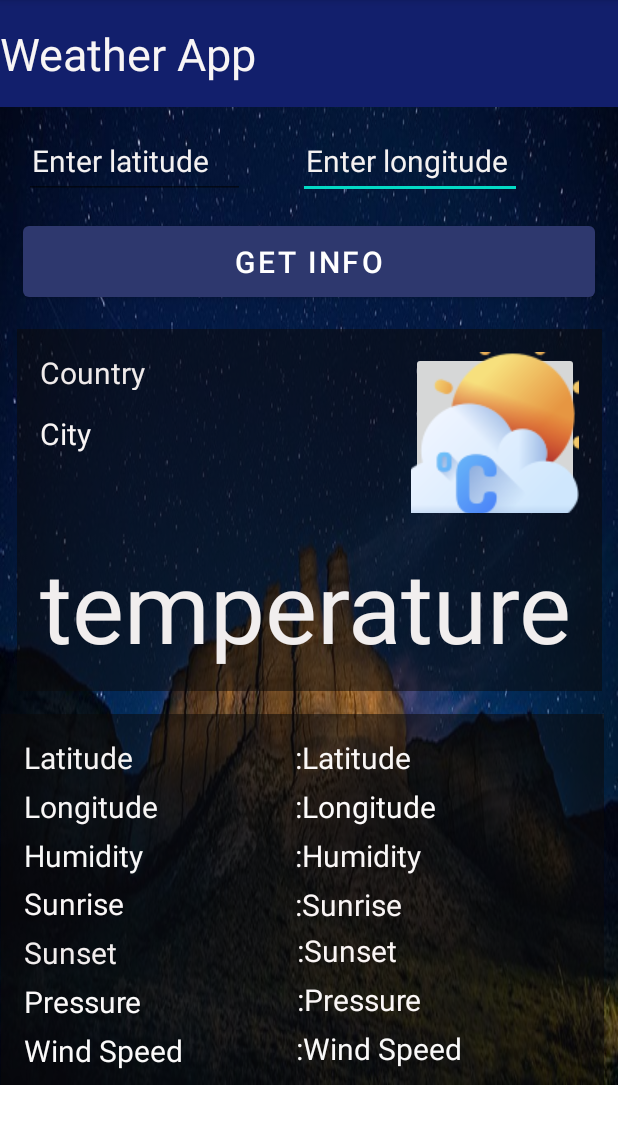
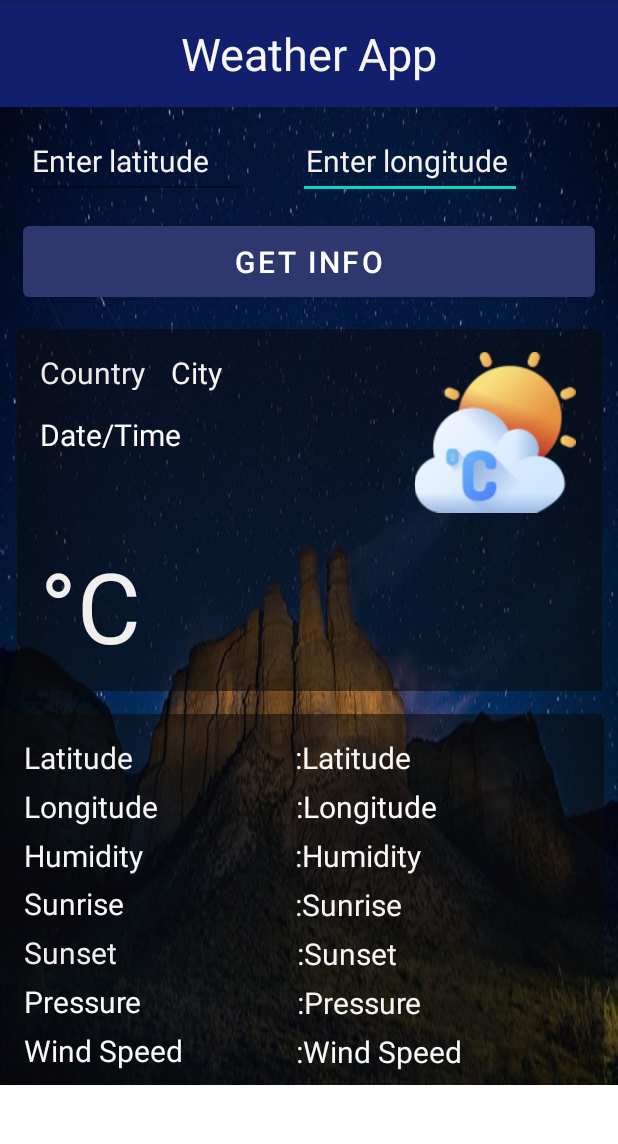
Before and after one commit to tas-wtag/myWeatherApplication, an Android app: the screen it shows after launch (MainActivity), on a phone screen of 412 x 824 dp, the part 84-1228 px from its top. Run offline under Robolectric (Android 15) with nearby library versions, the phone set to English and light mode, and no system bars; our stand-ins replace Picasso, Volley; pictures from the network do not load.

Commit message:
second commit

```diff
--- a/app/build.gradle
+++ b/app/build.gradle
@@ -33,6 +33,7 @@ dependencies {
     implementation 'androidx.appcompat:appcompat:1.2.0'
     implementation 'com.google.android.material:material:1.3.0'
     implementation 'androidx.constraintlayout:constraintlayout:2.0.4'
+    implementation 'com.google.android.gms:play-services-location:18.0.0'
     implementation 'com.android.volley:volley:1.2.0'
     testImplementation 'junit:junit:4.+'
     androidTestImplementation 'androidx.test.ext:junit:1.1.2'
--- a/app/src/main/AndroidManifest.xml
+++ b/app/src/main/AndroidManifest.xml
@@ -3,6 +3,7 @@
     package="com.example.myweather2">
     <uses-permission android:name="android.permission.INTERNET" />
     <uses-permission android:name="android.permission.ACCESS_NETWORK_STATE" />
+    <uses-permission android:name="android.permission.ACCESS_FINE_LOCATION" />
 
     <application
         android:allowBackup="true"
--- a/app/src/main/java/com/example/myweather2/MainActivity.java
+++ b/app/src/main/java/com/example/myweather2/MainActivity.java
@@ -2,8 +2,8 @@ package com.example.myweather2;
 
 import androidx.appcompat.app.AppCompatActivity;
 
+import android.annotation.SuppressLint;
 import android.os.Bundle;
-import android.util.Log;
 import android.view.View;
 import android.widget.Button;
 import android.widget.EditText;
@@ -23,7 +23,12 @@ import org.json.JSONArray;
 import org.json.JSONException;
 import org.json.JSONObject;
 
-import java.io.StringReader;
+import java.text.DateFormat;
+import java.text.SimpleDateFormat;
+import java.util.Calendar;
+import java.util.Date;
+import java.util.Locale;
+import java.util.TimeZone;
 
 public class MainActivity extends AppCompatActivity {
 
@@ -31,7 +36,15 @@ public class MainActivity extends AppCompatActivity {
     EditText editText1,editText2;
     Button button;
     ImageView imageView;
-    TextView country,city,temp;
+    TextView country,city,temp,time;
+    TextView latitude;
+    TextView longitude;
+    TextView pressure;
+    TextView humidity;
+    TextView sunrise;
+    TextView sunset;
+    TextView wind_speed;
+    public static final String IMG_URL = "https://openweathermap.org/img/w/";
 
     @Override
     protected void onCreate(Bundle savedInstanceState) {
@@ -44,6 +57,17 @@ public class MainActivity extends AppCompatActivity {
         country=findViewById(R.id.country);
         city=findViewById(R.id.city);
         temp=findViewById(R.id.temp);
+        time=findViewById(R.id.textView2);
+
+        latitude=findViewById(R.id.Latitude);
+        longitude=findViewById(R.id.Longitude);
+        humidity=findViewById(R.id.Humidity);
+        sunrise=findViewById(R.id.Sunrise);
+        sunset=findViewById(R.id.Sunset);
+        pressure=findViewById(R.id.pressure);
+        wind_speed=findViewById(R.id.WindSpeed);
+
+
 
         button.setOnClickListener(new View.OnClickListener() {
             @Override
@@ -54,6 +78,8 @@ public class MainActivity extends AppCompatActivity {
 
     }
 
+
+
     public void findweather(){
         //String city1=editText.getText().toString();
         String lat=editText1.getText().toString();
@@ -62,9 +88,11 @@ public class MainActivity extends AppCompatActivity {
 
 
         StringRequest stringRequest=new StringRequest(Request.Method.GET, url, new Response.Listener<String>() {
+            @SuppressLint("SetTextI18n")
             @Override
             public void onResponse(String response) {
             //calling api
+
 
                 try {
                     JSONObject jsonObject =new JSONObject(response);
@@ -87,6 +115,60 @@ public class MainActivity extends AppCompatActivity {
                     JSONArray jsonArray=jsonObject.getJSONArray("weather");
                     JSONObject object3=jsonArray.getJSONObject(0);
                     String img=object3.getString("icon");
+                    imageView=(ImageView) findViewById(R.id.imageButton);
+                    Picasso.get().load(IMG_URL+img+".png").into(imageView);
+
+                    //find date
+                    Calendar calender=Calendar.getInstance();
+                    SimpleDateFormat std=new SimpleDateFormat("dd/MM/yyyy \nHH:mm:ssa");
+                    //std.setTimeZone(TimeZone.getTimeZone("UTC"));
+                    String date=std.format(calender.getTime());
+                    time.setText(date);
+
+                    //find latitude
+                    JSONObject object4=jsonObject.getJSONObject("coord");
+                    double lat_find=object4.getDouble("lat");
+                    latitude.setText(lat_find+"°  N ");
+
+                    //find longitude
+                    JSONObject object5=jsonObject.getJSONObject("coord");
+                    double lon_find=object5.getDouble("lon");
+                    longitude.setText(lon_find+"°  E ");
+
+                    //find humidity
+                    JSONObject object6=jsonObject.getJSONObject("main");
+                    int hum_find=object6.getInt("humidity");
+                    humidity.setText(hum_find+" %");
+
+                    //find sunrise
+                    JSONObject object7=jsonObject.getJSONObject("sys");
+                    String sunrise_find=object7.getString("sunrise");
+                    long dv = Long.parseLong(sunrise_find)*1000;// it needs to be in milisecond
+                    Date df = new java.util.Date(dv);
+                    @SuppressLint("SimpleDateFormat") String vv = new SimpleDateFormat("hh:mma").format(df);
+                    sunrise.setText(vv);
+
+                    //find sunset
+                    JSONObject object8=jsonObject.getJSONObject("sys");
+                    String sunset_find=object8.getString("sunset");
+                    long dv2 = Long.parseLong(sunset_find)*1000;// it needs to be in milisecond
+                    Date df2 = new java.util.Date(dv2);
+                    @SuppressLint("SimpleDateFormat") String vv2 = new SimpleDateFormat("hh:mma").format(df2);
+                    sunset.setText(vv2);
+
+                    //find pressure
+                    JSONObject object9=jsonObject.getJSONObject("main");
+                    String pressure_find=object9.getString("pressure");
+                    pressure.setText(pressure_find+"  hPa");
+
+                    //find windSpeed
+                    JSONObject object10=jsonObject.getJSONObject("wind");
+                    String windSpeed_find=object10.getString("speed");
+                    wind_speed.setText(windSpeed_find+"  km/h");
+
+
+
+
 
 
                 } catch (JSONException e) {
--- a/app/src/main/res/layout/activity_main.xml
+++ b/app/src/main/res/layout/activity_main.xml
@@ -32,7 +32,7 @@
 
     <TextView
         android:id="@+id/textView"
-        android:layout_width="match_parent"
+        android:layout_width="0dp"
         android:layout_height="wrap_content"
         android:background="#121F6C"
         android:gravity="center"
@@ -122,16 +122,16 @@
             android:id="@+id/city"
             android:layout_width="wrap_content"
             android:layout_height="wrap_content"
-            android:layout_marginStart="15dp"
-            android:layout_marginLeft="15dp"
+            android:layout_marginStart="16dp"
+            android:layout_marginLeft="16dp"
             android:layout_marginTop="15dp"
             android:text="City"
             android:textColor="#F8F4F4"
             android:textSize="20sp"
-            app:layout_constraintStart_toStartOf="parent"
-            app:layout_constraintTop_toBottomOf="@+id/country" />
+            app:layout_constraintStart_toEndOf="@+id/country"
+            app:layout_constraintTop_toTopOf="parent" />
 
-        <ImageButton
+        <ImageView
             android:id="@+id/imageButton"
             android:layout_width="112dp"
             android:layout_height="107dp"
@@ -150,12 +150,25 @@
             android:layout_marginLeft="15dp"
             android:layout_marginTop="20dp"
             android:layout_marginBottom="15dp"
-            android:text="temperature"
+            android:text="°C"
             android:textColor="#F1EEEE"
             android:textSize="65sp"
             app:layout_constraintBottom_toBottomOf="parent"
             app:layout_constraintStart_toStartOf="parent"
             app:layout_constraintTop_toBottomOf="@+id/imageButton" />
+
+        <TextView
+            android:id="@+id/textView2"
+            android:layout_width="wrap_content"
+            android:layout_height="wrap_content"
+            android:layout_marginStart="15dp"
+            android:layout_marginLeft="15dp"
+            android:layout_marginTop="16dp"
+            android:text="Date/Time"
+            android:textColor="#FFFFFF"
+            android:textSize="20sp"
+            app:layout_constraintStart_toStartOf="parent"
+            app:layout_constraintTop_toBottomOf="@+id/country" />
 
     </androidx.constraintlayout.widget.ConstraintLayout>
 
@@ -174,19 +187,6 @@
         app:layout_constraintStart_toStartOf="parent"
         app:layout_constraintTop_toBottomOf="@+id/constraintLayout"
         app:layout_constraintVertical_bias="0.0">
-
-        <TextView
-            android:id="@+id/Longitude"
-            android:layout_width="wrap_content"
-            android:layout_height="wrap_content"
-            android:layout_marginStart="91dp"
-            android:layout_marginLeft="91dp"
-            android:layout_marginTop="5dp"
-            android:text=":Longitude"
-            android:textColor="#FDFBFB"
-            android:textSize="20sp"
-            app:layout_constraintStart_toEndOf="@+id/textView8"
-            app:layout_constraintTop_toBottomOf="@+id/Latitude" />
 
         <TextView
             android:id="@+id/textView10"
@@ -242,7 +242,7 @@
             app:layout_constraintTop_toTopOf="parent" />
 
         <TextView
-            android:id="@+id/textView13"
+            android:id="@+id/textView11"
             android:layout_width="wrap_content"
             android:layout_height="wrap_content"
             android:layout_marginStart="15dp"
@@ -255,7 +255,7 @@
             app:layout_constraintTop_toBottomOf="@+id/textView10" />
 
         <TextView
-            android:id="@+id/textView14"
+            android:id="@+id/textView12"
             android:layout_width="wrap_content"
             android:layout_height="wrap_content"
             android:layout_marginStart="15dp"
@@ -265,10 +265,10 @@
             android:textColor="#FBF9F9"
             android:textSize="20sp"
             app:layout_constraintStart_toStartOf="parent"
-            app:layout_constraintTop_toBottomOf="@+id/textView13" />
+            app:layout_constraintTop_toBottomOf="@+id/textView11" />
 
         <TextView
-            android:id="@+id/textView16"
+            android:id="@+id/textView13"
             android:layout_width="wrap_content"
             android:layout_height="wrap_content"
             android:layout_marginStart="15dp"
@@ -278,7 +278,7 @@
             android:textColor="#FBFAFA"
             android:textSize="20sp"
             app:layout_constraintStart_toStartOf="parent"
-            app:layout_constraintTop_toBottomOf="@+id/textView14" />
+            app:layout_constraintTop_toBottomOf="@+id/textView12" />
 
         <TextView
             android:id="@+id/Latitude"
@@ -294,30 +294,17 @@
             app:layout_constraintTop_toTopOf="parent" />
 
         <TextView
-            android:id="@+id/WindSpeed"
+            android:id="@+id/Longitude"
             android:layout_width="wrap_content"
             android:layout_height="wrap_content"
-            android:layout_marginStart="75dp"
-            android:layout_marginLeft="75dp"
+            android:layout_marginStart="92dp"
+            android:layout_marginLeft="92dp"
             android:layout_marginTop="5dp"
-            android:text=":Wind Speed"
-            android:textColor="#FAF9F9"
+            android:text=":Longitude"
+            android:textColor="#FDFBFB"
             android:textSize="20sp"
-            app:layout_constraintStart_toEndOf="@+id/textView16"
-            app:layout_constraintTop_toBottomOf="@+id/Pressure" />
-
-        <TextView
-            android:id="@+id/Pressure"
-            android:layout_width="wrap_content"
-            android:layout_height="wrap_content"
-            android:layout_marginStart="103dp"
-            android:layout_marginLeft="103dp"
-            android:layout_marginTop="5dp"
-            android:text=":Pressure"
-            android:textColor="#FBF7F7"
-            android:textSize="20sp"
-            app:layout_constraintStart_toEndOf="@+id/textView14"
-            app:layout_constraintTop_toBottomOf="@+id/sunset" />
+            app:layout_constraintStart_toEndOf="@+id/textView8"
+            app:layout_constraintTop_toBottomOf="@+id/Latitude" />
 
         <TextView
             android:id="@+id/Humidity"
@@ -346,17 +333,44 @@
             app:layout_constraintTop_toBottomOf="@+id/Humidity" />
 
         <TextView
-            android:id="@+id/sunset"
+            android:id="@+id/Sunset"
             android:layout_width="wrap_content"
             android:layout_height="wrap_content"
             android:layout_marginStart="120dp"
             android:layout_marginLeft="120dp"
-            android:layout_marginTop="36dp"
+            android:layout_marginTop="5dp"
             android:text=":Sunset"
             android:textColor="#FAF5F5"
             android:textSize="20sp"
+            app:layout_constraintStart_toEndOf="@+id/textView11"
+            app:layout_constraintTop_toBottomOf="@+id/Sunrise" />
+
+        <TextView
+            android:id="@+id/pressure"
+            android:layout_width="wrap_content"
+            android:layout_height="wrap_content"
+            android:layout_marginStart="103dp"
+            android:layout_marginLeft="103dp"
+            android:layout_marginTop="5dp"
+            android:text=":Pressure"
+            android:textColor="#FAF5F5"
+            android:textSize="20sp"
+            app:layout_constraintStart_toEndOf="@+id/textView12"
+            app:layout_constraintTop_toBottomOf="@+id/Sunset" />
+
+        <TextView
+            android:id="@+id/WindSpeed"
+            android:layout_width="wrap_content"
+            android:layout_height="wrap_content"
+            android:layout_marginStart="75dp"
+            android:layout_marginLeft="75dp"
+            android:layout_marginTop="5dp"
+            android:text=":Wind Speed"
+            android:textColor="#FAF9F9"
+            android:textSize="20sp"
             app:layout_constraintStart_toEndOf="@+id/textView13"
-            app:layout_constraintTop_toBottomOf="@+id/Humidity" />
+            app:layout_constraintTop_toBottomOf="@+id/pressure" />
+
     </androidx.constraintlayout.widget.ConstraintLayout>
 
 </androidx.constraintlayout.widget.ConstraintLayout>
```
